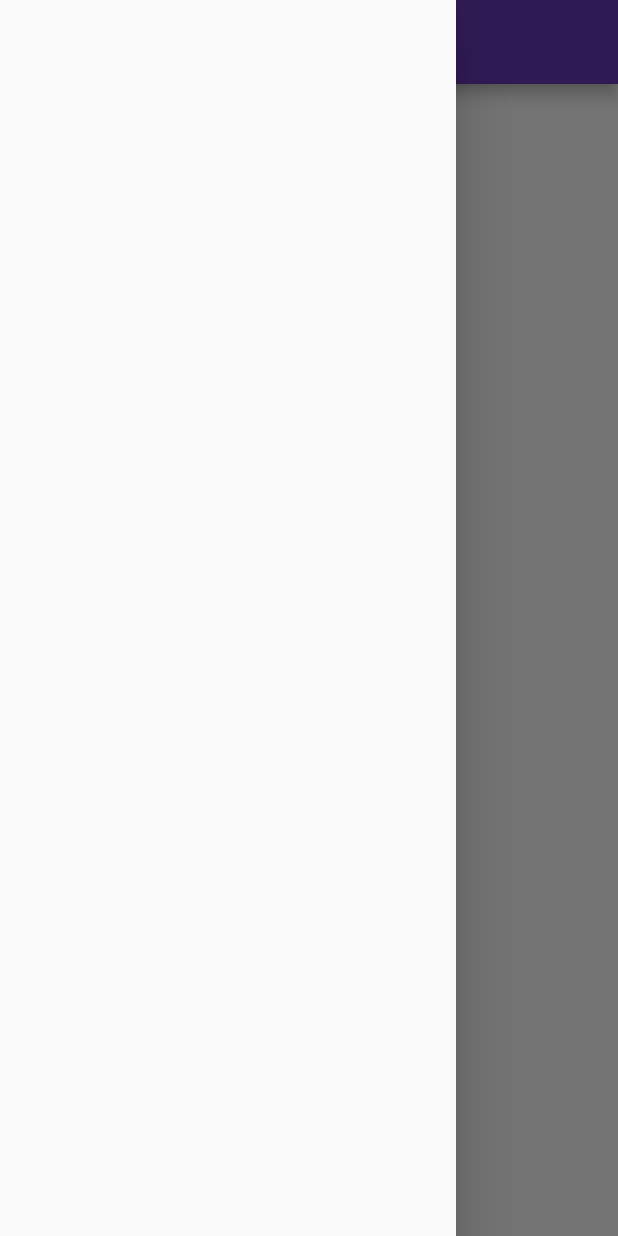
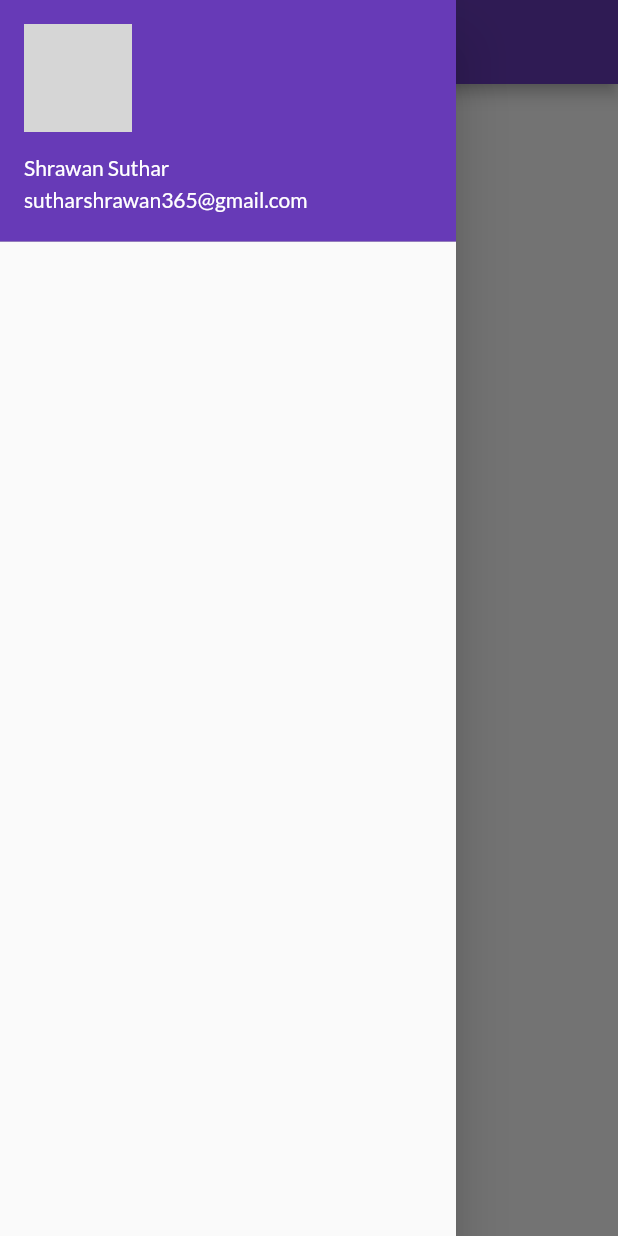
Before and after one commit to ak47kar98k/MyFirstFlutterProject, a Flutter app: the HomePage screen opened by its route, with the side drawer open, on a phone screen of 412 x 824 dp. Run offline on Flutter 3.47's test engine with Material 2 defaults, Android fonts, the phone set to English and light mode, and no system bars; our stand-ins replace google_fonts; network calls fail; grey boxes are pictures that could not be loaded.

Commit message:
Day 7 Completed

```diff
--- a/lib/pages/home_page.dart
+++ b/lib/pages/home_page.dart
@@ -1,4 +1,6 @@
 import 'package:flutter/material.dart';
+
+import '../widgets/drawer.dart';
 
 class HomePage extends StatelessWidget {
   @override
@@ -11,10 +13,10 @@ class HomePage extends StatelessWidget {
       ),
       body: Center(
         child: Container(
-          child: Text("Your age $days"),
+          child: Text("Good Morning"),
         ),
       ),
-      drawer: Drawer(),
+      drawer: MyDrawer(),
     );
   }
 }
--- /dev/null
+++ b/lib/widgets/drawer.dart
@@ -0,0 +1,28 @@
+import 'package:flutter/material.dart';
+
+class MyDrawer extends StatelessWidget {
+  const MyDrawer({Key? key}) : super(key: key);
+
+  @override
+  Widget build(BuildContext context) {
+    final imageUrl =
+        "https://res.cloudinary.com/dmabeivkl/image/upload/w_800,fl_lossy,f_auto/v1612934821/profile-image/mblyuzipkdghhc6wsmgg.jpg";
+    return Drawer(
+      child: ListView(
+        padding: EdgeInsets.zero,
+        children: [
+          DrawerHeader(
+              padding: EdgeInsets.zero,
+              child: UserAccountsDrawerHeader(
+                margin: EdgeInsets.zero,
+                accountName: Text("Shrawan Suthar"),
+                accountEmail: Text("sutharshrawan365@gmail.com"),
+                currentAccountPicture: CircleAvatar(
+                  backgroundImage: NetworkImage(imageUrl),
+                ),
+              ))
+        ],
+      ),
+    );
+  }
+}
```
Also changed, not shown: lib/pages/login_page.dart (+43 -14 lines), assets/images/hey.png (added).
